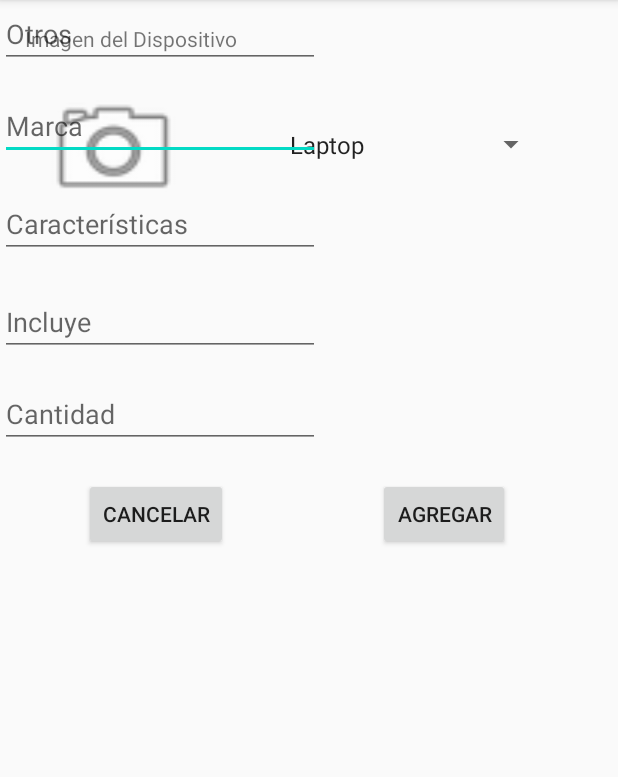
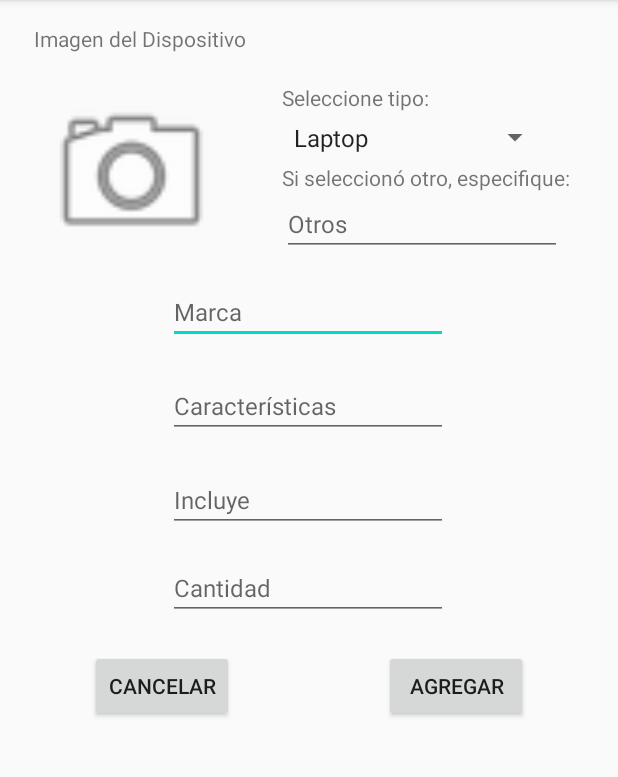
Before and after one commit to joseleont/Proyecto_Grupaso, an Android app: the AgregarDispositivo screen opened directly, with no data from a screen before it, on a phone screen of 412 x 824 dp, the part 84-861 px from its top. Run offline under Robolectric (Android 15) with nearby library versions, the phone set to English and light mode, and no system bars; our stand-ins replace Firebase (no records; nobody signed in at launch, a user with empty details on screens opened directly).

Commit message:
activity AgregarFotoDispositivo

```diff
--- a/app/src/main/AndroidManifest.xml
+++ b/app/src/main/AndroidManifest.xml
@@ -9,7 +9,8 @@
         android:roundIcon="@mipmap/ic_launcher_round"
         android:supportsRtl="true"
         android:theme="@style/AppTheme">
-        <activity android:name=".AgregarDispositivo"></activity>
+        <activity android:name=".AgregarFotoDispositivo"></activity>
+        <activity android:name=".AgregarDispositivo" />
         <activity android:name=".GestionDispositivos" />
         <activity android:name=".PantallaInicialUsuarioTI" />
         <activity android:name=".PantallaInicialCliente" />
--- a/app/src/main/java/pe/edu/pucp/proyecto_grupaso/AgregarDispositivo.java
+++ b/app/src/main/java/pe/edu/pucp/proyecto_grupaso/AgregarDispositivo.java
@@ -3,12 +3,48 @@ package pe.edu.pucp.proyecto_grupaso;
 import androidx.appcompat.app.AppCompatActivity;
 
 import android.os.Bundle;
+import android.view.View;
+import android.widget.Button;
+import android.widget.EditText;
+import android.widget.Spinner;
+
+import com.google.firebase.database.FirebaseDatabase;
 
 public class AgregarDispositivo extends AppCompatActivity {
+
+    EditText etOtro;
+    EditText etMarca;
+    EditText etCaracteristicas;
+    EditText etIncluye;
+    EditText etCantidad;
+    Spinner spinnerTipo;
+    String tipo;
+    int cantidad;
 
     @Override
     protected void onCreate(Bundle savedInstanceState) {
         super.onCreate(savedInstanceState);
         setContentView(R.layout.activity_agregar_dispositivo);
+
+        etOtro = findViewById(R.id.etOtros);
+        etMarca = findViewById(R.id.etMarca);
+        etCaracteristicas = findViewById(R.id.etCaracteristicas);
+        etCantidad = findViewById(R.id.etCantidad);
+        etIncluye = findViewById(R.id.etIncluye);
+        spinnerTipo = findViewById(R.id.spinnerTipo);
+
+    }
+
+    public void AgregarFoto (View view){
+
+    }
+
+    public void AgregarDispositivo (View view){
+
+    }
+
+
+    public  void Cancelar (View view){
+        finish();
     }
 }
--- a/app/src/main/res/layout/activity_agregar_dispositivo.xml
+++ b/app/src/main/res/layout/activity_agregar_dispositivo.xml
@@ -7,89 +7,95 @@
     tools:context=".AgregarDispositivo">
 
     <Spinner
-        android:id="@+id/spinner2"
+        android:id="@+id/spinnerTipo"
         android:layout_width="179dp"
         android:layout_height="34dp"
-        android:layout_marginTop="24dp"
         android:layout_marginEnd="40dp"
         android:entries="@array/Dispositivos"
         app:layout_constraintEnd_toEndOf="parent"
         app:layout_constraintHorizontal_bias="0.898"
         app:layout_constraintStart_toEndOf="@+id/imageView"
-        app:layout_constraintTop_toTopOf="@+id/imageView" />
+        app:layout_constraintTop_toBottomOf="@+id/textView2" />
 
     <ImageView
         android:id="@+id/imageView"
-        android:layout_width="95dp"
-        android:layout_height="88dp"
+        android:layout_width="119dp"
+        android:layout_height="120dp"
         android:layout_marginStart="28dp"
         android:layout_marginTop="20dp"
+        android:onClick="AgregarFoto"
         android:scaleType="fitXY"
         app:layout_constraintStart_toStartOf="parent"
         app:layout_constraintTop_toBottomOf="@+id/textView3"
         app:srcCompat="@android:drawable/ic_menu_camera" />
 
     <EditText
-        android:id="@+id/editTextTextPersonName"
+        android:id="@+id/etMarca"
         android:layout_width="wrap_content"
         android:layout_height="wrap_content"
         android:layout_marginTop="16dp"
         android:ems="10"
-        android:hint="Marca"
+        android:hint="@string/marca"
         android:inputType="textPersonName"
-        app:layout_constraintEnd_toEndOf="@+id/editTextTextPersonName2"
+        android:textSize="16sp"
+        app:layout_constraintEnd_toEndOf="parent"
         app:layout_constraintHorizontal_bias="0.497"
-        app:layout_constraintStart_toStartOf="@+id/editTextTextPersonName2"
-        app:layout_constraintTop_toBottomOf="@+id/editTextTextPersonName2" />
+        app:layout_constraintStart_toStartOf="parent"
+        app:layout_constraintTop_toBottomOf="@+id/etOtros" />
 
     <EditText
-        android:id="@+id/editTextTextMultiLine"
+        android:id="@+id/etCaracteristicas"
         android:layout_width="wrap_content"
         android:layout_height="wrap_content"
         android:layout_marginTop="20dp"
         android:ems="10"
         android:gravity="start|top"
-        android:hint="Características"
+        android:hint="@string/caracteristicas"
         android:inputType="textMultiLine"
-        app:layout_constraintEnd_toEndOf="@+id/editTextTextPersonName"
+        android:textSize="16sp"
+        app:layout_constraintEnd_toEndOf="@+id/etMarca"
         app:layout_constraintHorizontal_bias="0.0"
-        app:layout_constraintStart_toStartOf="@+id/editTextTextPersonName"
-        app:layout_constraintTop_toBottomOf="@+id/editTextTextPersonName" />
+        app:layout_constraintStart_toStartOf="@+id/etMarca"
+        app:layout_constraintTop_toBottomOf="@+id/etMarca" />
 
     <EditText
-        android:id="@+id/editTextTextMultiLine2"
+        android:id="@+id/etIncluye"
         android:layout_width="wrap_content"
         android:layout_height="wrap_content"
         android:layout_marginTop="20dp"
         android:ems="10"
         android:gravity="start|top"
-        android:hint="Incluye"
+        android:hint="@string/incluye"
         android:inputType="textMultiLine"
-        app:layout_constraintEnd_toEndOf="@+id/editTextTextMultiLine"
+        android:textSize="16sp"
+        app:layout_constraintEnd_toEndOf="@+id/etCaracteristicas"
         app:layout_constraintHorizontal_bias="0.0"
-        app:layout_constraintStart_toStartOf="@+id/editTextTextMultiLine"
-        app:layout_constraintTop_toBottomOf="@+id/editTextTextMultiLine" />
+        app:layout_constraintStart_toStartOf="@+id/etCaracteristicas"
+        app:layout_constraintTop_toBottomOf="@+id/etCaracteristicas" />
 
     <EditText
-        android:id="@+id/editTextNumber2"
+        android:id="@+id/etCantidad"
         android:layout_width="wrap_content"
         android:layout_height="wrap_content"
         android:layout_marginTop="16dp"
         android:ems="10"
-        android:hint="Cantidad"
+        android:hint="@string/cantidad"
         android:inputType="number"
-        app:layout_constraintEnd_toEndOf="@+id/editTextTextMultiLine2"
+        android:textSize="16sp"
+        app:layout_constraintEnd_toEndOf="@+id/etIncluye"
         app:layout_constraintHorizontal_bias="0.0"
-        app:layout_constraintStart_toStartOf="@+id/editTextTextMultiLine2"
-        app:layout_constraintTop_toBottomOf="@+id/editTextTextMultiLine2" />
+        app:layout_constraintStart_toStartOf="@+id/etIncluye"
+        app:layout_constraintTop_toBottomOf="@+id/etIncluye" />
 
     <Button
         android:id="@+id/button8"
-        android:layout_width="wrap_content"
+        android:layout_width="0dp"
         android:layout_height="wrap_content"
         android:layout_marginStart="100dp"
-        android:text="Agregar"
+        android:layout_marginEnd="60dp"
+        android:text="@string/agregar"
         app:layout_constraintBottom_toBottomOf="@+id/button9"
+        app:layout_constraintEnd_toEndOf="parent"
         app:layout_constraintStart_toEndOf="@+id/button9"
         app:layout_constraintTop_toTopOf="@+id/button9"
         app:layout_constraintVertical_bias="1.0" />
@@ -98,32 +104,50 @@
         android:id="@+id/button9"
         android:layout_width="wrap_content"
         android:layout_height="wrap_content"
-        android:layout_marginStart="56dp"
+        android:layout_marginStart="60dp"
         android:layout_marginTop="20dp"
-        android:text="Cancelar"
+        android:onClick="Cancelar"
+        android:text="@string/cancelar"
         app:layout_constraintStart_toStartOf="parent"
-        app:layout_constraintTop_toBottomOf="@+id/editTextNumber2" />
+        app:layout_constraintTop_toBottomOf="@+id/etCantidad" />
 
     <TextView
         android:id="@+id/textView3"
         android:layout_width="wrap_content"
         android:layout_height="wrap_content"
         android:layout_marginTop="16dp"
-        android:text="Imagen del Dispositivo"
+        android:text="@string/imagenDispositivo"
         app:layout_constraintEnd_toEndOf="@+id/imageView"
         app:layout_constraintHorizontal_bias="0.255"
         app:layout_constraintStart_toStartOf="@+id/imageView"
         app:layout_constraintTop_toTopOf="parent" />
 
     <EditText
-        android:id="@+id/editTextTextPersonName2"
+        android:id="@+id/etOtros"
         android:layout_width="wrap_content"
         android:layout_height="wrap_content"
         android:ems="10"
         android:hint="Otros"
         android:inputType="textPersonName"
+        android:textSize="16sp"
         android:visibility="visible"
-        tools:layout_editor_absoluteX="98dp"
-        tools:layout_editor_absoluteY="152dp" />
+        app:layout_constraintStart_toStartOf="@+id/spinnerTipo"
+        app:layout_constraintTop_toBottomOf="@+id/textView4" />
+
+    <TextView
+        android:id="@+id/textView2"
+        android:layout_width="wrap_content"
+        android:layout_height="wrap_content"
+        android:text="@string/seleccioneTipo"
+        app:layout_constraintStart_toStartOf="@+id/spinnerTipo"
+        app:layout_constraintTop_toTopOf="@+id/imageView" />
+
+    <TextView
+        android:id="@+id/textView4"
+        android:layout_width="wrap_content"
+        android:layout_height="wrap_content"
+        android:text="@string/especifiqueOtro"
+        app:layout_constraintStart_toStartOf="@+id/spinnerTipo"
+        app:layout_constraintTop_toBottomOf="@+id/spinnerTipo" />
 
 </androidx.constraintlayout.widget.ConstraintLayout>
--- a/app/src/main/res/values/strings.xml
+++ b/app/src/main/res/values/strings.xml
@@ -1,5 +1,17 @@
 <resources>
     <string name="app_name">Proyecto_Grupaso</string>
+    <string name="seleccioneTipo">Seleccione tipo:</string>
+    <string name="especifiqueOtro">Si seleccionó otro, especifique:</string>
+    <string name="marca">Marca</string>
+    <string name="caracteristicas">Características</string>
+    <string name="incluye">Incluye</string>
+    <string name="cantidad">Cantidad</string>
+    <string name="imagenDispositivo">Imagen del Dispositivo</string>
+    <string name="cancelar">Cancelar</string>
+    <string name="agregar">Agregar</string>
+    <string name="tomarFoto">Tomar Foto</string>
+    <string name="agregarCarrete">Agregar desde Carrete</string>
+    <string name="listo">Listo</string>
 
     <string-array name="Dispositivos">
         <item>Laptop</item>
```
Also changed, not shown: app/src/main/java/pe/edu/pucp/proyecto_grupaso/AgregarFotoDispositivo.java (added, +14 -0 lines), app/src/main/res/layout/activity_agregar_foto_dispositivo.xml (added, +48 -0 lines).
